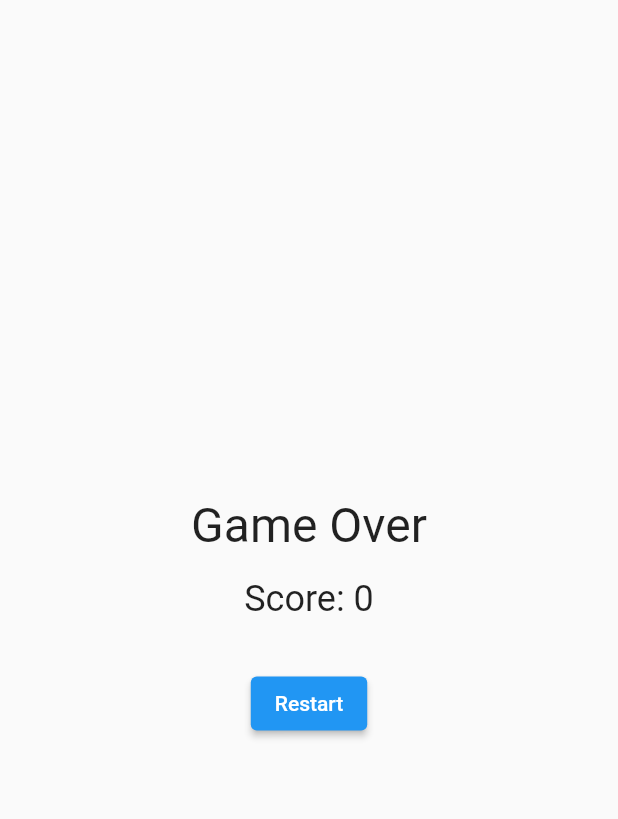
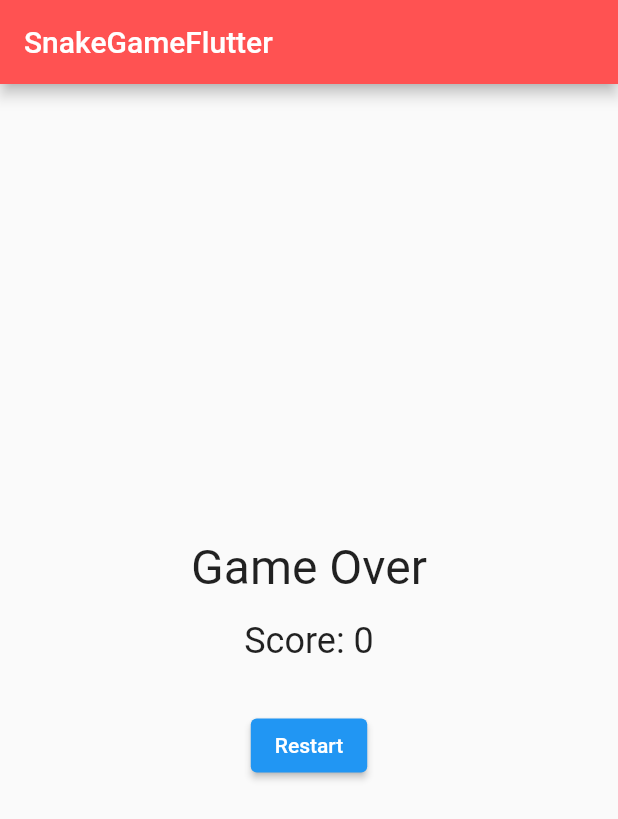
Before and after one commit to arzindani/flutter-snake-game, a Flutter app: the GameOverScreen screen opened directly with empty values, on a phone screen of 412 x 824 dp. Shown: the top 819 px of the screen. Run offline on Flutter 3.47's test engine with Material 2 defaults, Android fonts, the phone set to English and light mode, and no system bars.

Commit message:
add appbar

```diff
--- a/lib/game_over_page/game_over_page.dart
+++ b/lib/game_over_page/game_over_page.dart
@@ -11,6 +11,11 @@ class GameOverScreen extends StatelessWidget {
   @override
   Widget build(BuildContext context) {
     return Scaffold(
+      appBar: AppBar(
+          title: Text('SnakeGameFlutter',
+              style: TextStyle(color: Colors.white, fontSize: 20.0)),
+          centerTitle: false,
+          backgroundColor: Colors.redAccent),
       body: Center(
         child: Column(
           mainAxisAlignment: MainAxisAlignment.center,
```
